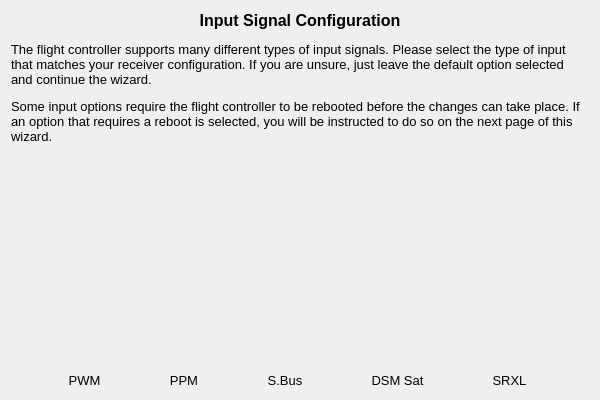
This is ground/gcs/src/plugins/setupwizard/pages/inputpage.ui in librepilot/LibrePilot as Qt 5 draws it before an edit. The edited form follows.
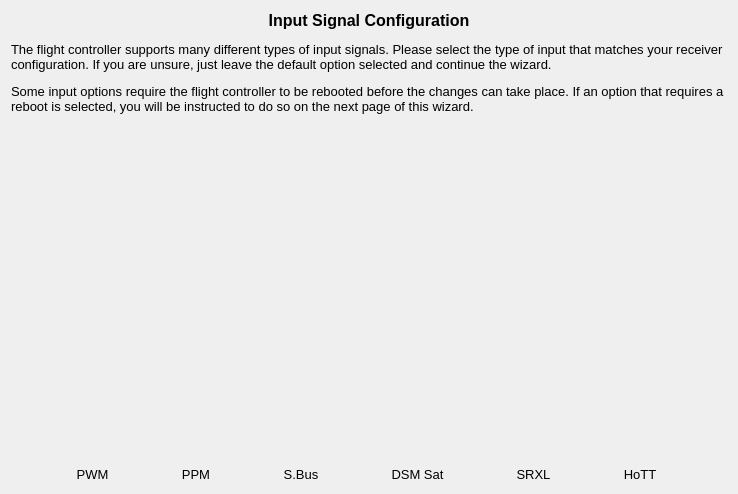
This is the edited form. Icons and pictures are not drawn.

Commit message: LP-104 Graupner Hott support for Wizard. Artwork and CC3D input

```diff
--- a/ground/gcs/src/plugins/setupwizard/pages/inputpage.ui
+++ b/ground/gcs/src/plugins/setupwizard/pages/inputpage.ui
@@ -6,8 +6,8 @@
    <rect>
     <x>0</x>
     <y>0</y>
-    <width>600</width>
-    <height>400</height>
+    <width>738</width>
+    <height>494</height>
    </rect>
   </property>
   <property name="windowTitle">
@@ -51,6 +51,9 @@
    </item>
    <item>
     <layout class="QHBoxLayout" name="horizontalLayout">
+     <property name="spacing">
+      <number>2</number>
+     </property>
      <item>
       <widget class="QToolButton" name="pwmButton">
        <property name="font">
@@ -259,6 +262,47 @@
        </property>
       </widget>
      </item>
+     <item>
+      <widget class="QToolButton" name="graupnerButton">
+       <property name="font">
+        <font>
+         <pointsize>10</pointsize>
+        </font>
+       </property>
+       <property name="toolTip">
+        <string>Graupner HoTT</string>
+       </property>
+       <property name="styleSheet">
+        <string notr="true">QToolButton { border: none }</string>
+       </property>
+       <property name="text">
+        <string>HoTT</string>
+       </property>
+       <property name="icon">
+        <iconset resource="../wizardResources.qrc">
+         <normaloff>:/setupwizard/resources/bttn-hott-up.png</normaloff>
+         <normalon>:/setupwizard/resources/bttn-hott-down.png</normalon>:/setupwizard/resources/bttn-hott-up.png</iconset>
+       </property>
+       <property name="iconSize">
+        <size>
+         <width>100</width>
+         <height>100</height>
+        </size>
+       </property>
+       <property name="checkable">
+        <bool>true</bool>
+       </property>
+       <property name="autoExclusive">
+        <bool>true</bool>
+       </property>
+       <property name="toolButtonStyle">
+        <enum>Qt::ToolButtonTextUnderIcon</enum>
+       </property>
+       <property name="autoRaise">
+        <bool>true</bool>
+       </property>
+      </widget>
+     </item>
     </layout>
    </item>
   </layout>
```
The commit also changes 9 other files.
